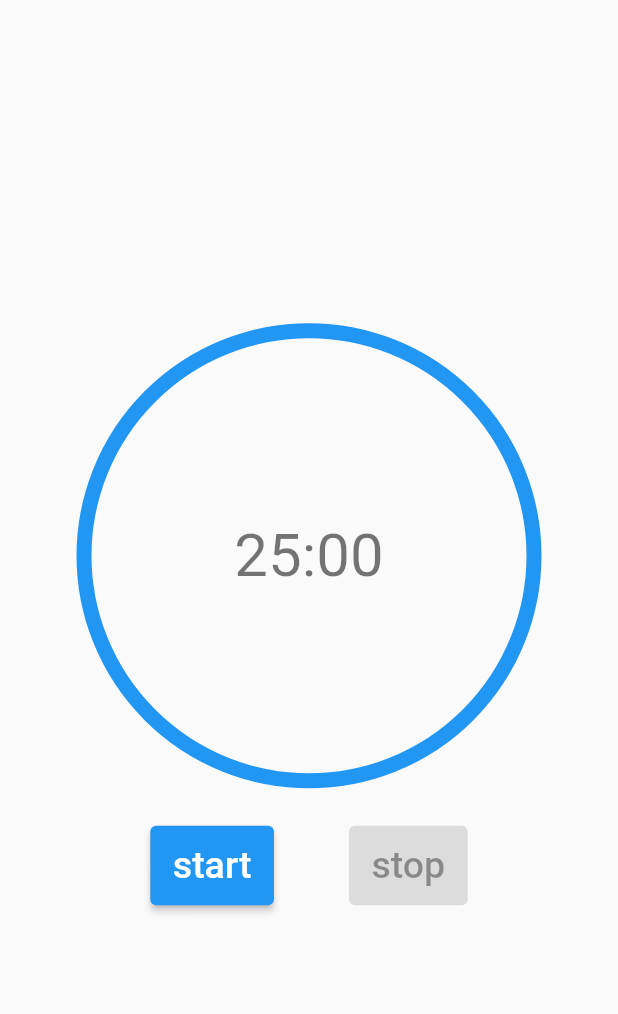
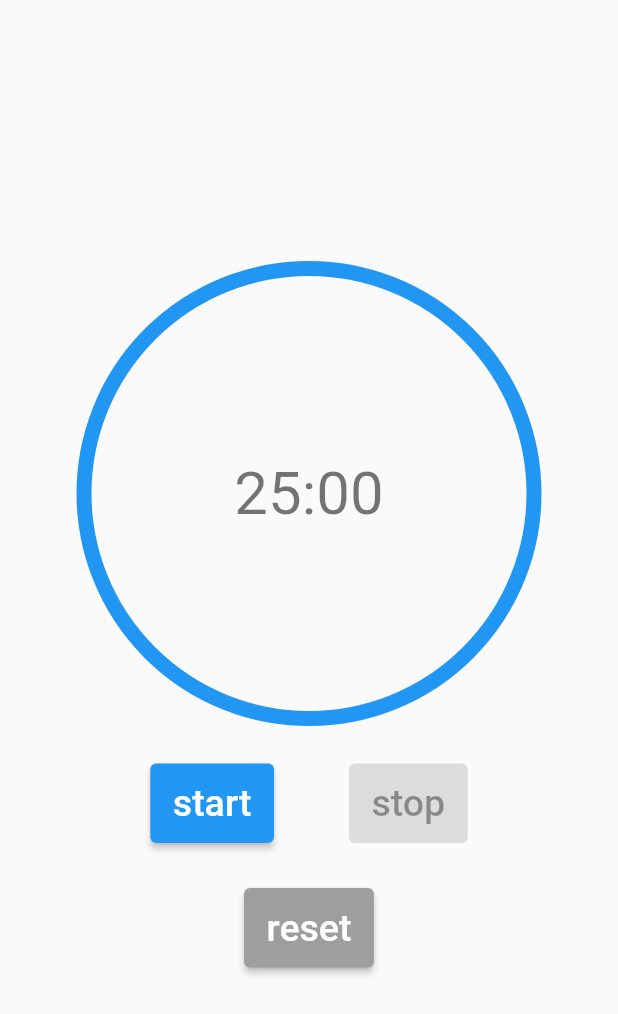
Before and after one commit to reiya0104/flutter_pomodoro, a Flutter app: the screen it shows after launch, on a phone screen of 412 x 824 dp. Shown: the top 1014 px of the screen. Run offline on Flutter 3.47's test engine with Material 2 defaults, Android fonts, the phone set to English and light mode, and no system bars.

Commit message:
feat: リセットボタンを配置

```diff
--- a/lib/main.dart
+++ b/lib/main.dart
@@ -1,5 +1,6 @@
 import 'package:flutter/material.dart';
 import 'package:flutter_pomodoro/widgets/clock.dart';
+import 'package:flutter_pomodoro/widgets/reset_button.dart';
 import 'package:flutter_pomodoro/widgets/start_button.dart';
 import 'package:flutter_pomodoro/widgets/stop_button.dart';
 
@@ -47,7 +48,9 @@ class _AppPageState extends State<AppPage> {
                 SizedBox(width: 50),
                 StopButton(),
               ],
-            )
+            ),
+            const SizedBox(height: 30),
+            const ResetButton(),
           ],
         ),
       ),
```
Also changed, not shown: 1 other file.
